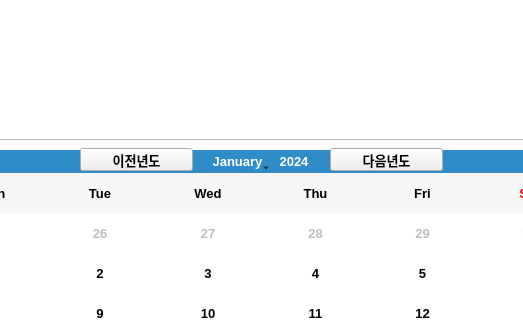
Old version of the form pumpcar.ui in the repository Cherrue/pumpcar-accountbook; both pictures show x 574 to 1097 and y 247 to 567 of the 1280 by 720 pixel window.
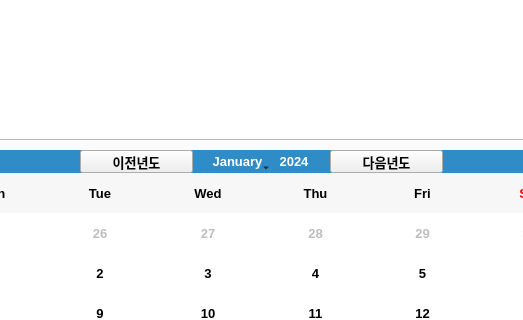
New version of the form.

Commit message: v1.51 수정

Diff of the .ui file:
```diff
--- a/pumpcar.ui
+++ b/pumpcar.ui
@@ -678,7 +678,7 @@
       <property name="geometry">
        <rect>
         <x>900</x>
-        <y>308</y>
+        <y>310</y>
         <width>113</width>
         <height>23</height>
        </rect>
@@ -691,7 +691,7 @@
       <property name="geometry">
        <rect>
         <x>650</x>
-        <y>308</y>
+        <y>310</y>
         <width>113</width>
         <height>23</height>
        </rect>
```
The commit also changes 1 other file.
